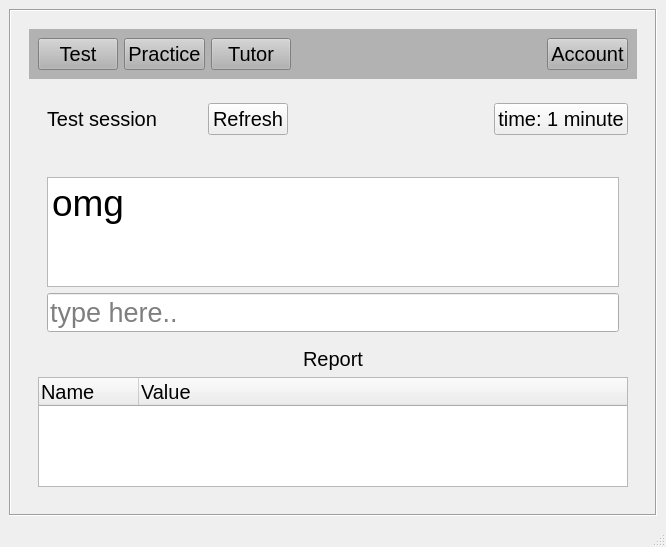
Above: home.ui from Prakash5209/typing_tutor before the change. Below: the same form after it.
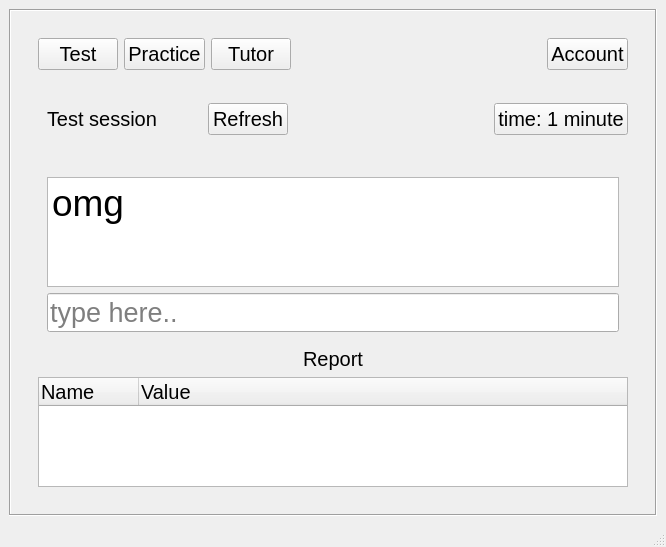
That is the form after the change.

Diff of the .ui file:
```diff
--- a/home.ui
+++ b/home.ui
@@ -93,7 +93,7 @@
               </font>
              </property>
              <property name="styleSheet">
-              <string notr="true">background-color:#B2B2B2;</string>
+              <string notr="true"/>
              </property>
              <property name="frameShape">
               <enum>QFrame::NoFrame</enum>
```
